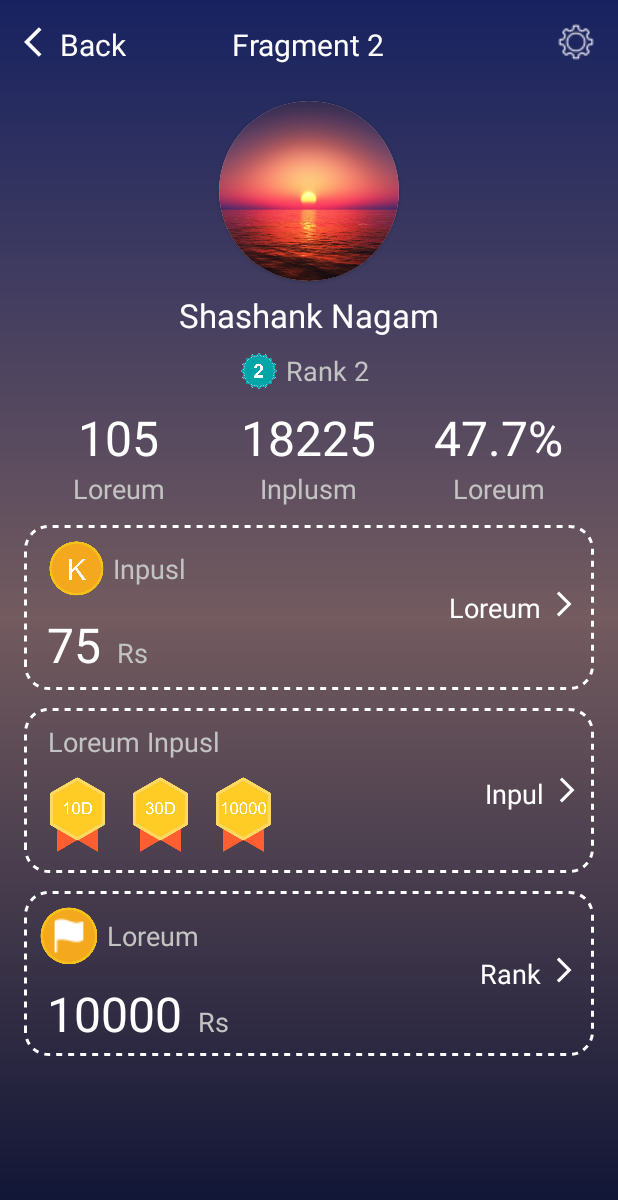
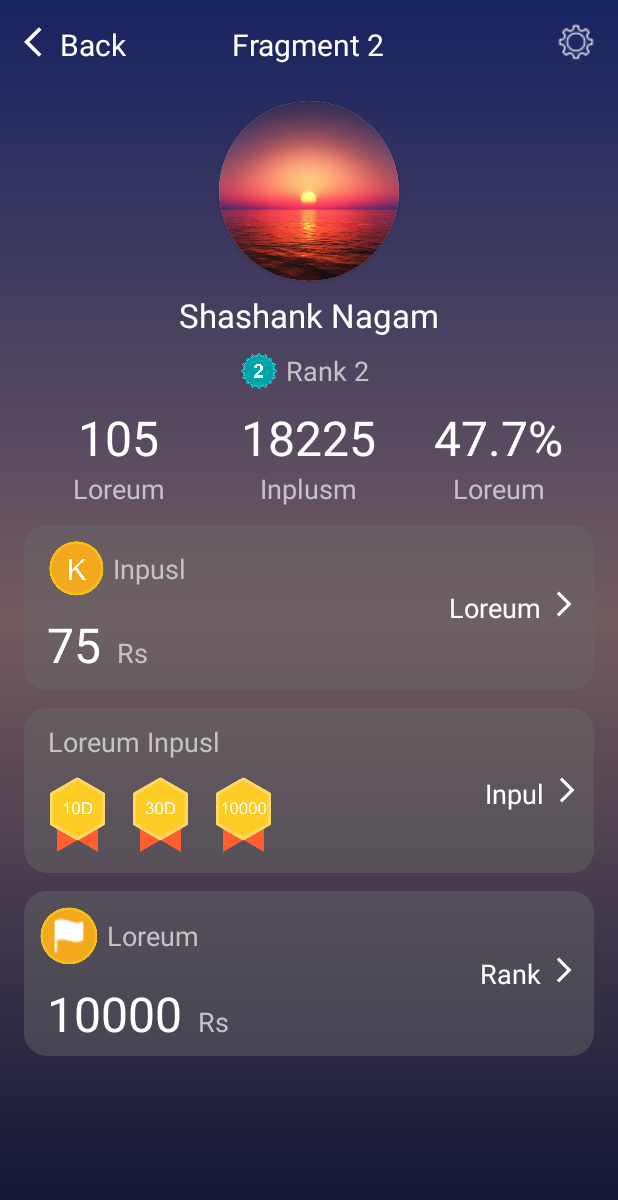
Before and after one commit to NagamShashank/DummyUI, an Android app: the screen it shows after launch (MainActivity), after a tap on "Fragment 2", on a phone screen of 412 x 824 dp. Shown: the top 1200 px of the screen. Run offline under Robolectric (Android 15) with nearby library versions, the phone set to English and light mode, and no system bars; Roboto replaces fonts that are not available here.

Commit message:
My First Commit mybranch_1

```diff
--- a/app/src/main/res/layout/fragment_2.xml
+++ b/app/src/main/res/layout/fragment_2.xml
@@ -209,7 +209,7 @@
             android:layout_marginTop="12dp"
             android:layout_marginBottom="6dp"
             app:cardCornerRadius="10dp"
-            android:background="@drawable/dotted_border"
+            android:background="@drawable/trans_bg"
             android:layout_marginHorizontal="16dp"
             android:weightSum="2">
 
@@ -314,7 +314,7 @@
             android:layout_height="110dp"
             android:layout_marginVertical="6dp"
             app:cardCornerRadius="10dp"
-            android:background="@drawable/dotted_border"
+            android:background="@drawable/trans_bg"
             android:layout_marginHorizontal="16dp"
             android:orientation="vertical">
 
@@ -391,7 +391,7 @@
             android:layout_height="110dp"
             android:layout_marginVertical="6dp"
             app:cardCornerRadius="10dp"
-            android:background="@drawable/dotted_border"
+            android:background="@drawable/trans_bg"
             android:layout_marginHorizontal="16dp"
             android:weightSum="2">
 
```
